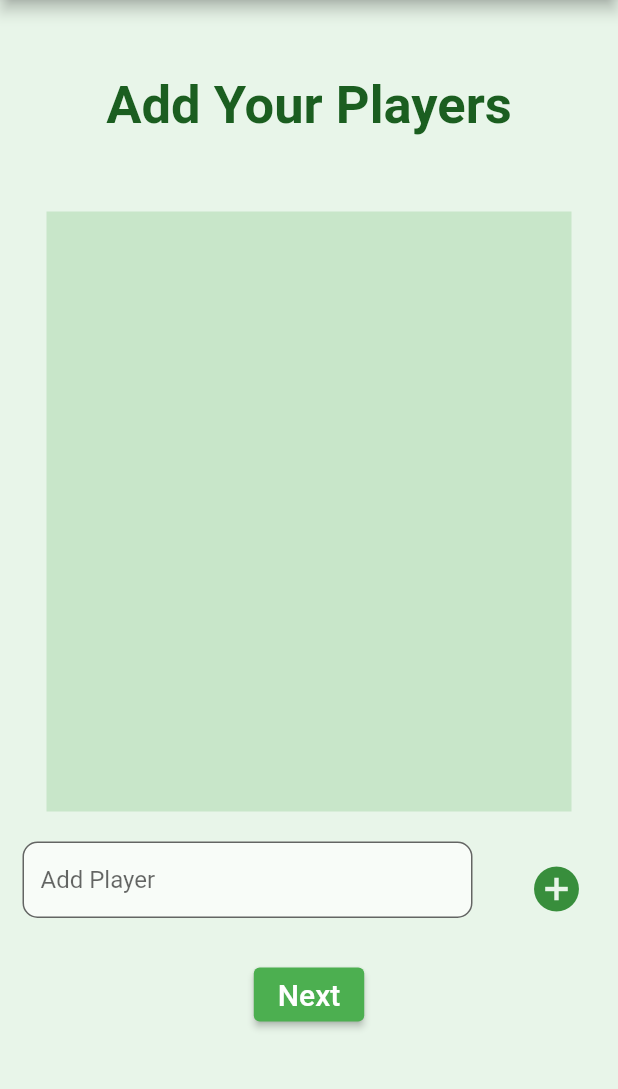
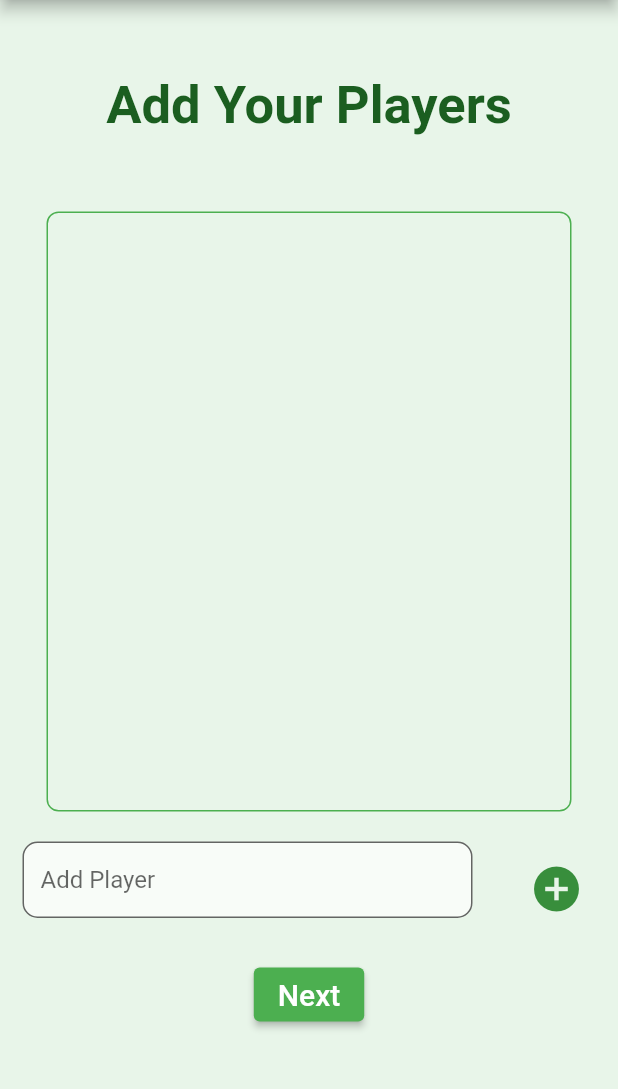
Before and after one commit to radicalgrim/game_saver, a Flutter app: the AddPlayersPage screen opened by its route, on a phone screen of 412 x 824 dp, the part 84-1173 px from its top. Run offline on Flutter 3.47's test engine with Material 2 defaults, Android fonts, the phone set to English and light mode, and no system bars; drawn by our look-alikes of flutter_form_builder; our stand-ins replace page_transition.

Commit message:
Get rid of the dumb stuff I did

```diff
--- a/lib/main.dart
+++ b/lib/main.dart
@@ -1,6 +1,7 @@
 import 'package:flutter/material.dart';
 import 'package:game_saver/pages/add_players_page.dart';
 import 'package:game_saver/pages/customize_game_page.dart';
+import 'package:game_saver/pages/end_of_round.dart';
 import 'package:game_saver/pages/game_options_page.dart';
 import 'package:game_saver/pages/home_page.dart';
 import 'package:game_saver/pages/round_x_page.dart';
@@ -25,6 +26,7 @@ class MyApp extends StatelessWidget {
       routes: {
         AddPlayersPage.route: (_) => const AddPlayersPage(),
         CustomizeGamePage.route: (_) => const CustomizeGamePage(),
+        EndOfRound.route: (_) => const EndOfRound(),
         GameOptionsPage.route: (_) => const GameOptionsPage(),
         RoundXPage.route: (_) => const RoundXPage(),
         ScoreboardPage.route: (_) => const ScoreboardPage(),
--- a/lib/pages/add_players_page.dart
+++ b/lib/pages/add_players_page.dart
@@ -10,7 +10,6 @@ import 'package:game_saver/res/player_info.dart';
 import 'package:game_saver/res/strings.dart';
 import 'package:game_saver/res/text_styles.dart';
 import 'package:flutter_form_builder/flutter_form_builder.dart';
-import 'package:reorderables/reorderables.dart';
 
 class AddPlayersPage extends StatefulWidget {
   const AddPlayersPage({Key? key}) : super(key: key);
@@ -76,9 +75,15 @@ class AddPlayersPageState extends State<AddPlayersPage> {
                 ),
                 Container(
                     // TODO: Make them draggable
+                    decoration: BoxDecoration(
+                        border: Border.all(
+                          color: ProjectColors.primarySwatch,
+                        ),
+                        borderRadius:
+                            const BorderRadius.all(Radius.circular(8))),
                     width: 350,
                     height: 400,
-                    color: ProjectColors.primarySwatch.shade100,
+                    //color: ProjectColors.primarySwatch.shade100,
                     child: Center(
                         child: Column(
                       children: [
@@ -129,20 +134,12 @@ class AddPlayersPageState extends State<AddPlayersPage> {
                           _formKey.currentState?.save();
                           final playerFieldData =
                               _formKey.currentState!.fields["player"]?.value;
-
-                          ScaffoldMessenger.of(context).showSnackBar(SnackBar(
-                            content: Text("$playerFieldData"),
-                            duration: const Duration(seconds: 2),
-                          ));
-
-                          // if (playerInfo.length < 8) {
-                          //   addPlayerInfo(inputValue);
-                          //   inputValue = "";
-                          //   fieldText.clear();
-                          // } else {
-                          //   globals.showAlertDialog(
-                          //       context, ProjectStrings.addPlayersMaxErrorMessage);
-                          // }
+                          if (playerInfo.length < 8) {
+                            addPlayerInfo(playerFieldData);
+                          } else {
+                            globals.showAlertDialog(context,
+                                ProjectStrings.addPlayersMaxErrorMessage);
+                          }
                           _formKey.currentState?.reset();
                         },
                       ),
```
